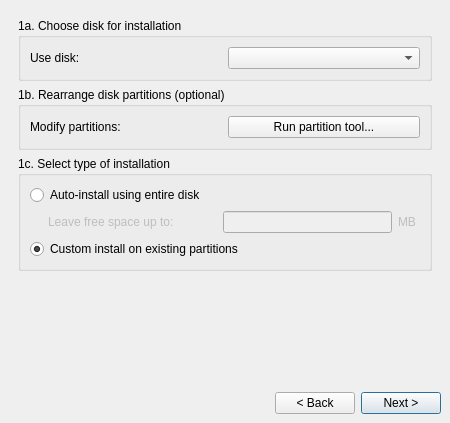
This is meinstall.ui in anticapitalista/MX-installer as Qt 5 draws it before an edit. The edited form follows.
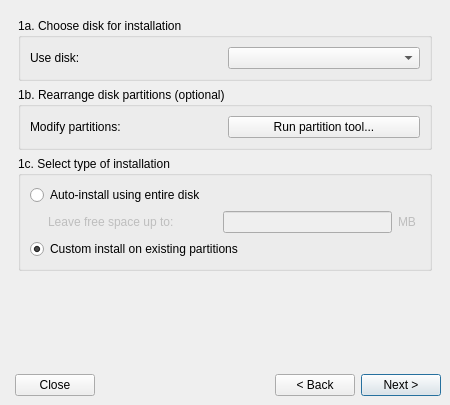
This is the edited form.

What changed in the file:
```diff
--- a/meinstall.ui
+++ b/meinstall.ui
@@ -7,7 +7,7 @@
     <x>0</x>
     <y>0</y>
     <width>450</width>
-    <height>423</height>
+    <height>405</height>
    </rect>
   </property>
   <property name="sizePolicy">
@@ -41,7 +41,27 @@
    <property name="spacing">
     <number>6</number>
    </property>
+   <item row="2" column="1">
+    <widget class="QPushButton" name="closeButton">
+     <property name="text">
+      <string>Close</string>
+     </property>
+    </widget>
+   </item>
    <item row="2" column="2">
+    <spacer>
+     <property name="orientation">
+      <enum>Qt::Horizontal</enum>
+     </property>
+     <property name="sizeHint" stdset="0">
+      <size>
+       <width>201</width>
+       <height>20</height>
+      </size>
+     </property>
+    </spacer>
+   </item>
+   <item row="2" column="6">
     <widget class="QPushButton" name="nextButton">
      <property name="text">
       <string>Next &gt;</string>
@@ -54,20 +74,7 @@
      </property>
     </widget>
    </item>
-   <item row="2" column="0">
-    <spacer>
-     <property name="orientation">
-      <enum>Qt::Horizontal</enum>
-     </property>
-     <property name="sizeHint" stdset="0">
-      <size>
-       <width>201</width>
-       <height>20</height>
-      </size>
-     </property>
-    </spacer>
-   </item>
-   <item row="2" column="1">
+   <item row="2" column="5">
     <widget class="QPushButton" name="backButton">
      <property name="text">
       <string>&lt; Back</string>
@@ -77,7 +84,7 @@
      </property>
     </widget>
    </item>
-   <item row="0" column="0" colspan="3">
+   <item row="0" column="0" colspan="7">
     <widget class="QStackedWidget" name="widgetStack">
      <property name="sizePolicy">
       <sizepolicy hsizetype="MinimumExpanding" vsizetype="MinimumExpanding">
@@ -2163,6 +2170,38 @@
      </widget>
     </widget>
    </item>
+   <item row="2" column="3">
+    <widget class="QLabel" name="labelMX">
+     <property name="enabled">
+      <bool>true</bool>
+     </property>
+     <property name="maximumSize">
+      <size>
+       <width>32</width>
+       <height>32</height>
+      </size>
+     </property>
+     <property name="text">
+      <string/>
+     </property>
+     <property name="scaledContents">
+      <bool>true</bool>
+     </property>
+    </widget>
+   </item>
+   <item row="2" column="4">
+    <spacer name="horizontalSpacer_6">
+     <property name="orientation">
+      <enum>Qt::Horizontal</enum>
+     </property>
+     <property name="sizeHint" stdset="0">
+      <size>
+       <width>201</width>
+       <height>20</height>
+      </size>
+     </property>
+    </spacer>
+   </item>
   </layout>
  </widget>
  <layoutdefault spacing="6" margin="11"/>
```
